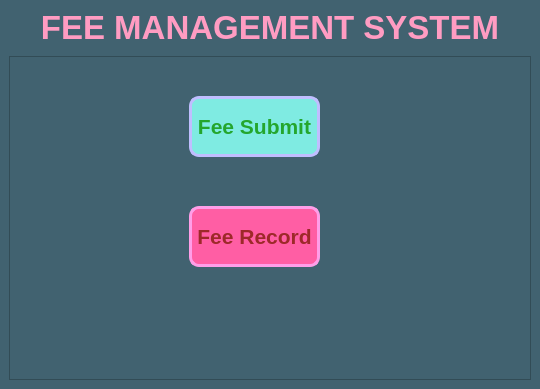
The window that Fee_Management_System/mainwindow.ui (Nicholauswarobi/Qt) describes before a commit, drawn with Qt 5.
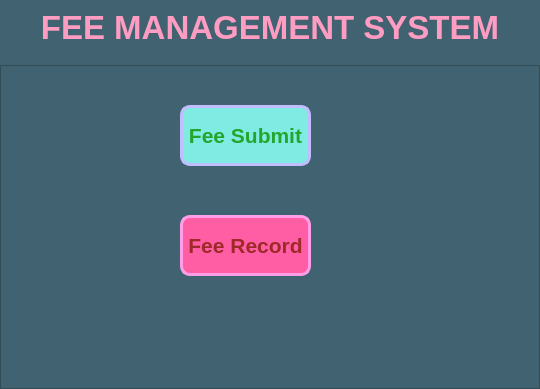
The same window after the commit.

Commit message: Fee Management System

What changed in the file:
```diff
--- a/Fee_Management_System/mainwindow.ui
+++ b/Fee_Management_System/mainwindow.ui
@@ -18,6 +18,18 @@
   </property>
   <widget class="QWidget" name="centralwidget">
    <layout class="QVBoxLayout" name="verticalLayout">
+    <property name="spacing">
+     <number>0</number>
+    </property>
+    <property name="leftMargin">
+     <number>0</number>
+    </property>
+    <property name="rightMargin">
+     <number>0</number>
+    </property>
+    <property name="bottomMargin">
+     <number>0</number>
+    </property>
     <item alignment="Qt::AlignmentFlag::AlignTop">
      <widget class="QLabel" name="label">
       <property name="font">
```
The commit also changes 2 other files.
